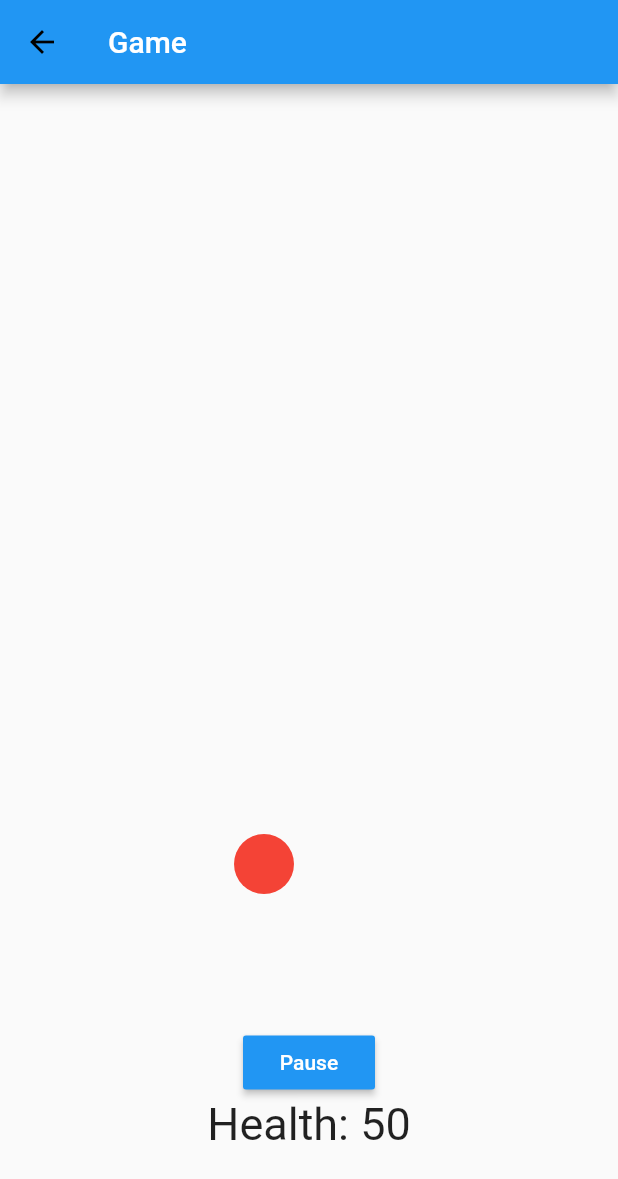
After one commit to ucll-mobile-2021/project-coronaapp, a Flutter app: the GameTab screen opened directly, after a tap on "Play", on a phone screen of 412 x 824 dp. The commit adds this screen. Shown: the top 1179 px of the screen. Run offline on Flutter 3.47's test engine with Material 2 defaults, Android fonts, the phone set to English and light mode, and no system bars; our stand-ins replace sensors, shared_preferences; accounts and stored records are empty; network calls fail.

Commit message:
Corona Game using Accelerometer

```diff
--- a/lib/lang/de.json
+++ b/lib/lang/de.json
@@ -59,6 +59,9 @@
   "change_notif": "Benachrichtigungen ändern",
   "want_change": "Willst du etwas ändern?",
   "about": "Über die App",
+  "game": "Spiel",
+  "game_info":  "Corona Spiel",
+
 
   "hi": "Hallo!",
   "hello": "Hallo Erdling!",
--- a/lib/lang/en.json
+++ b/lib/lang/en.json
@@ -59,6 +59,9 @@
   "change_notif": "Change notifications",
   "want_change": "Want to change something?",
   "about": "About the app",
+  "game": "Game",
+  "game_info":  "Corona Game",
+
 
   "hi": "Hi there!",
   "hello": "Hello fellow earthling!",
--- a/lib/lang/fr.json
+++ b/lib/lang/fr.json
@@ -59,6 +59,9 @@
   "change_notif": "Modifier les notifications",
   "want_change": "Envie de changer quelque chose?",
   "about": "À propos de l'appli",
+  "game": "Jeu",
+  "game_info":  "Jeu Corona",
+
 
   "hi": "Salut toi!",
   "hello": "Bonjour camarade terrien!",
--- a/lib/lang/nl.json
+++ b/lib/lang/nl.json
@@ -59,6 +59,9 @@
   "change_notif": "Wijzig meldingen",
   "want_change": "Iets veranderen?",
   "about": "Over de app",
+  "game": "Spel",
+  "game_info":  "Corona Spel",
+
 
   "hi": "Hallo daar!",
   "hello": "Hallo mede-aardbewoner!",
--- a/lib/screens/more.dart
+++ b/lib/screens/more.dart
@@ -1,5 +1,6 @@
 import 'package:coronapp/localization/translation.dart';
 import 'package:coronapp/screens/more/faq.dart';
+import 'package:coronapp/screens/more/game.dart';
 import 'package:coronapp/screens/more/help.dart';
 import 'package:coronapp/screens/more/info.dart';
 import 'package:coronapp/screens/more/notifications.dart';
@@ -47,6 +48,12 @@ class _MoreScreenState extends State<MoreScreen> {
       "info": "about",
       "tab": InfoTab(),
     },
+    {
+      "title": "game",
+      "icon": Icons.arrow_forward_ios_rounded,
+      "info": "game_info",
+      "tab": GameTab(),
+    },
   ];
 
   @override
--- /dev/null
+++ b/lib/screens/more/game.dart
@@ -0,0 +1,34 @@
+import 'package:coronapp/widgets/mypainter.dart';
+import 'package:flutter/material.dart';
+
+class GameTab extends StatelessWidget {
+  @override
+  Widget build(BuildContext context) {
+    Size size = MediaQuery.of(context).size;
+    Sensor sensor = new Sensor(size);
+
+    return Scaffold(
+      appBar: AppBar(
+        title: Text('Game'),
+        leading: IconButton(
+          icon: Icon(Icons.arrow_back, color: Colors.black),
+          onPressed: () {
+            Navigator.of(context).pop(); // todo go back
+            sensor.stop(); // todo om spel te stoppen
+          },
+        ),
+      ),
+      body: sensor, /*SafeArea( // todo use painter somewhere
+        child: Column(
+          crossAxisAlignment: CrossAxisAlignment.start,
+            children: <Widget>[
+              CustomPaint(
+                painter: ShapePainter(10, 20, 30), // todo zo maken we shapepainter
+                child: Container(),
+              )
+          ],
+        ),
+      ),*/
+    );
+  }
+}
--- /dev/null
+++ b/lib/type/enemy.dart
@@ -0,0 +1,43 @@
+import 'dart:ui';
+import 'package:flutter/cupertino.dart';
+import 'package:flutter/rendering.dart';
+
+class Enemy {
+  double speed;
+  Rect enemyRect;// todo weg
+  Offset enemyOffset; // todo test
+  /// Om de x seconden check ik of een enemy te dicht bij de speler komt, zo ja verminder ik de health
+  /// probleem: zelfde enemy wordt meerdere keren gecheckt waardoor een enemy 10 punten health afneemt.
+  /// Hier tegen: bool checked. True als deze gecheckt is
+  bool checked = false;
+
+  Enemy(double x, double y, double tileSize) {
+    speed = tileSize * 2;
+    /*enemyRect = Rect.fromLTWH(x, y, // todo weg
+      tileSize * 0.6, //1.2,
+      tileSize * 0.6, //1.2,
+    );*/
+    enemyOffset = Offset(x, y); // todo test
+  }
+
+/*  void update(double t) {
+    if (!isDead) {
+      double stepDistance = speed * t;
+      Offset toPlayer =
+          gameController.player.playerRect.center - enemyRect.center;
+      if (stepDistance <= toPlayer.distance - gameController.tileSize * 1.25) {
+        Offset stepToPlayer =
+            Offset.fromDirection(toPlayer.direction, stepDistance);
+        enemyRect = enemyRect.shift(stepToPlayer);
+      } else {
+        attack();
+      }
+    }
+  }*/
+
+  void attack() {
+    /*if (!gameController.player.isDead) { todo get levenspunten
+      gameController.player.currentHealth -= damage;
+    }*/
+  }
+}
--- /dev/null
+++ b/lib/widgets/mypainter.dart
@@ -0,0 +1,456 @@
+import 'dart:async';
+import 'dart:math';
+import 'dart:ui';
+import 'package:coronapp/type/enemy.dart';
+import 'package:flutter/cupertino.dart';
+import 'package:flutter/material.dart';
+import 'package:sensors/sensors.dart';
+
+class Sensor extends StatefulWidget {
+  final Size screenSize;
+
+  Sensor(this.screenSize);
+
+  void stop() {
+    createState().stop();
+  }
+
+  @override
+  _SensorState createState() => _SensorState(screenSize);
+}
+
+class _SensorState extends State<Sensor> {
+  Color color = Colors.red;  // color of the circle
+  AccelerometerEvent event; // event returned from accelerometer stream
+  // hold a reference to these, so that they can be disposed
+  Timer timer; // todo geen timer nodig?!
+  StreamSubscription accel;
+  double left;
+  double width, height; // variables for screen size
+  bool playing = false; // playing
+  Canvas canvas; // todo gekregen van draw polygon, class shapepainter
+
+  //Random rand;
+  Size screenSize;
+  double tileSize;
+  List<Enemy> enemies = List<Enemy>(); // todo how
+  State state;
+  PictureRecorder recorder;
+  int health = 50; //todo health
+  bool dead = false;
+
+  _SensorState(this.screenSize) {
+    initVars();
+    print("_sensorState"); //todo test
+    while (enemies.length < 50) { // todo 50 enemies
+      spawnEnemy();
+    }
+    print("50 enemies spawn"); //todo
+  }
+
+  void stop() {
+    pauseTimer();
+    health = 50; /// health terug max
+    dead = false;
+  }
+
+/*  setColor(AccelerometerEvent event) {
+    // Calculate Left
+    double x = ((event.x * 12) + ((width - 100) / 2));
+    // Calculate Top
+    double y = event.y * 12 + 125;
+
+    // find the difference from the target position
+    var xDiff = x.abs() - ((width - 100) / 2);
+    var yDiff = y.abs() - 125;
+
+    // check if the circle is centered, currently allowing a buffer of 3 to make centering easier
+    if (xDiff.abs() < 3 && yDiff.abs() < 3) setState(() {
+        color = Colors.greenAccent;
+        count += 1;
+      });
+    else {
+      // set the color and restart count
+      setState(() {
+        color = Colors.red;
+        count = 0;
+      });
+    }
+  }*/
+
+  setPosition(AccelerometerEvent event) {
+    if (event == null) return;
+
+    setState(() {
+      left = ((event.x * 12) + ((width - 100) / 2));
+    });
+
+    // When y = 0 it should have a top position matching the target, which we set at 125
+    /* setState(() { // todo dit gebruiken om enemies te laten bewegen
+      top = event.y * 12 + 125;
+    });*/
+  }
+
+  startTimer() {
+    playing = true;
+    // if the accelerometer subscription hasn't been created, go ahead and create it
+    if (accel == null) {
+      accel = accelerometerEvents.listen((AccelerometerEvent eve) {
+        setState(() {
+          event = eve;
+        });
+      });
+    }
+    else accel.resume();
+
+    // Accelerometer events come faster than we need them so a timer is used to only process them every 200 milliseconds
+    if (timer == null || !timer.isActive) {
+      timer = Timer.periodic(Duration(milliseconds: 200), (_) {
+        // todo check event not null
+        if (event == null) event = AccelerometerEvent(0, 0, 0); //todo test // zelf event implementeren om error te voorkomen
+        // process the current event
+        //setColor(event);
+        setPosition(event);
+        /*if (count == 5) { // todo om de seconde spawnen
+          spawnEnemy();
+          count = 0;
+        }
+        else count++;*/
+        // dood
+        if (health <= 0) {
+          stop();
+          print("stopped");
+          dead = true;
+        }
+        // enemy laten bewegen
+        if (enemies.length != 0) {
+          for (int i = 0; i < enemies.length; i++) {
+            Offset enemyOffset = enemies[i].enemyOffset;
+            if (enemyOffset.dy >= 565) {
+              enemies[i].enemyOffset = Offset(enemyX(), enemyY()); /// wnr beneden, blokken weer boven
+              enemies[i].checked = false; /// enemy not checked
+            }
+            else enemies[i].enemyOffset = Offset(enemyOffset.dx, enemyOffset.dy + 15); /// naar beneden
+            if (touches(enemyOffset.dx, enemyOffset.dy) && !enemies[i].checked) {
+              health--; /// bij het aanraken gaat de health naar beneden
+              enemies[i].checked = true; /// enemy checked
+            }
+          }
+        }
+      });
+    }
+  }
+
+  pauseTimer() {
+    // stop the timer and pause the accelerometer stream
+    if (timer != null) timer.cancel();
+    if (accel != null) accel.pause();
+    playing = false;
+  }
+
+  @override
+  void dispose() { // todo used?
+    timer?.cancel();
+    accel?.cancel();
+    super.dispose();
+  }
+
+  @override
+  Widget build(BuildContext context) {
+    // get the width and height of the screen
+    width = MediaQuery.of(context).size.width;
+    height = MediaQuery.of(context).size.height;
+
+    return Scaffold(
+      body: Column(
+        children: [
+          Stack(
+            children: [
+              dead? Text("You died", style: TextStyle(fontSize: 50, color: Colors.white, backgroundColor: Theme.of(context).primaryColor), textAlign: TextAlign.center, textWidthBasis: TextWidthBasis.longestLine,) : Text(''), /// show text when dead
+              // This empty container is given a width and height to set the size of the stack
+              Container(
+                height: height * 2.2/3,
+                width: width,
+              ),
+              // This is the colored circle that will be moved by the accelerometer
+              // the top and left are variables that will be set
+              Positioned(
+                top: 500,
+                left: left ?? (width - 100) / 2,
+                // the container has a color and is wrapped in a ClipOval to make it round
+                child: ClipOval(
+                  child: Container(
+                    width: 40,
+                    height: 40,
+                    color: color,
+                  ),
+                ),
+              ),
+              /// enemies
+              EnemyOval(0, enemies, Colors.red),
+              EnemyOval(1, enemies, Colors.green),
+              EnemyOval(2, enemies, Colors.yellow),
+              EnemyOval(3, enemies, Colors.orange),
+              EnemyOval(4, enemies, Colors.blue),
+              EnemyOval(5, enemies, Colors.purple),
+              EnemyOval(7, enemies, Colors.green),
+              EnemyOval(8, enemies, Colors.orange),
+              EnemyOval(9, enemies, Colors.yellow),
+              EnemyOval(10, enemies, Colors.red),
+              EnemyOval(11, enemies, Colors.purple),
+              EnemyOval(12, enemies, Colors.blue),
+              EnemyOval(13, enemies, Colors.green),
+              EnemyOval(14, enemies, Colors.yellow),
+              EnemyOval(15, enemies, Colors.orange),
+              EnemyOval(16, enemies, Colors.red),
+              EnemyOval(17, enemies, Colors.blue),
+              EnemyOval(18, enemies, Colors.purple),
+              EnemyOval(19, enemies, Colors.green),
+              EnemyOval(20, enemies, Colors.yellow),
+              EnemyOval(21, enemies, Colors.orange),
+              EnemyOval(22, enemies, Colors.blue),
+              EnemyOval(23, enemies, Colors.red),
+              EnemyOval(24, enemies, Colors.yellow),
+              EnemyOval(25, enemies, Colors.green),
+              EnemyOval(26, enemies, Colors.purple),
+              EnemyOval(27, enemies, Colors.blue),
+              EnemyOval(28, enemies, Colors.red),
+              EnemyOval(29, enemies, Colors.yellow),
+              EnemyOval(30, enemies, Colors.orange),
+              EnemyOval(31, enemies, Colors.orange),
+              EnemyOval(32, enemies, Colors.purple),
+              EnemyOval(33, enemies, Colors.blue),
+              EnemyOval(34, enemies, Colors.orange),
+              EnemyOval(35, enemies, Colors.red),
+              EnemyOval(36, enemies, Colors.green),
+              EnemyOval(37, enemies, Colors.yellow),
+              EnemyOval(38, enemies, Colors.orange),
+              EnemyOval(39, enemies, Colors.blue),
+              EnemyOval(40, enemies, Colors.purple),
+              EnemyOval(41, enemies, Colors.orange),
+              EnemyOval(42, enemies, Colors.yellow),
+              EnemyOval(43, enemies, Colors.red),
+              EnemyOval(44, enemies, Colors.green),
+              EnemyOval(45, enemies, Colors.orange),
+              EnemyOval(46, enemies, Colors.purple),
+              EnemyOval(47, enemies, Colors.blue),
+              EnemyOval(48, enemies, Colors.red),
+              EnemyOval(49, enemies, Colors.green),
+            ],
+          ),
+          Padding(
+            padding: EdgeInsets.symmetric(horizontal: 16.0, vertical: 8.0,),
+            child: Column( children: <Widget>[
+              Text(playing ? '' : 'Tilt your phone to avoid the dots'),
+              RaisedButton(
+                onPressed: () {
+                  playing? pauseTimer() : startTimer();
+                  if (dead) dead = false; /// reset game when dead and play again
+                },
+                child: Column(
+                    children: <Widget>[
+                      Text(playing ? 'Pause' : 'Play'),
+                    ]
+                ),
+                color: Theme.of(context).primaryColor,
+                textColor: Colors.white,
+              ),
+              Text("Health: " + health.toString(), style: TextStyle(fontSize: 30,),),
+            ],
+            ),
+          ),
+        ],
+      ),
+    );
+  }
+
+  //////////////////////////////////// enemy, ..
+  // init variables
+
+
+  void initVars() async {
+    //screenSize = await Flame.util.initialDimensions();
+    tileSize = screenSize.width / 10;
+    canvas = new Canvas(new PictureRecorder());// todo difference 'new X()', 'X()' ??
+    //todo test:
+
+    Paint paint = Paint()..color = color;
+    canvas.drawCircle(Offset(150, 150), 50, paint); // todo testtttttttttt
+  }
+
+  double enemyY() {
+    /// x tss 0 en screensize.width - 40
+    //double x = double.parse((Random().nextInt(screenSize.width.ceil() - 40)).toString());
+    //double y = 10 - double.parse(Random().nextInt(screenSize.width.ceil() + 50).toString());
+    Random rand = Random();
+    double y;
+    switch (rand.nextInt(12)) { // todo use this om regelmatige x, dat ze allemaal over de hele breedte vallen
+      case 0:
+      // Top
+      //  x = 0; // todo x altijd op scherm (tussen linker en rechter limiet)
+        y = -29; // tileSize / 2.5;
+        break;
+      case 1:
+      // Right
+      //x = screenSize.width + tileSize * 2.5;
+        y = -78; // rand.nextDouble() / screenSize.height;
+        break;
+      case 2:
+      // Bottom
+      //x = rand.nextDouble() * screenSize.width;
+        y = -121; // screenSize.height + tileSize / 2.5;
+        break;
+      case 3:
+      // Left
+      //x = -tileSize * 2.5;
+        y = -209; // rand.nextDouble() / screenSize.height;
+        break;
+      case 4:
+      //x = rand.nextDouble() * screenSize.width;
+        y = -287; // rand.nextDouble() / screenSize.height + 10;
+        break;
+      case 5:
+      //x = rand.nextDouble() * (screenSize.width - 40);
+        y = -314; // rand.nextDouble() / screenSize.height + 50;
+        break;
+      case 6:
+      //x = rand.nextDouble() * (screenSize.width - 40);
+        y = -339; // rand.nextDouble() / screenSize.height + 50;
+        break;
+      case 7:
+      //x = rand.nextDouble() * (screenSize.width - 40);
+        y = -397; // rand.nextDouble() / screenSize.height + 50;
+        break;
+      case 8:
+      //x = rand.nextDouble() * (screenSize.width - 40);
+        y = -442; // rand.nextDouble() / screenSize.height + 50;
+        break;
+      case 9:
+      //x = rand.nextDouble() * (screenSize.width - 40);
+        y = -509; // rand.nextDouble() / screenSize.height + 50;
+        break;
+      case 10:
+      //x = rand.nextDouble() * (screenSize.width - 40);
+        y = -480; // rand.nextDouble() / screenSize.height + 50;
+        break;
+      case 11:
+      //x = rand.nextDouble() * (screenSize.width - 40);
+        y = -401; // rand.nextDouble() / screenSize.height + 50;
+        break;
+    }
+    return y;
+  }
+
+  double enemyX() {
+    Random rand = Random();
+    double x;
+    switch (rand.nextInt(12)) {  // todo use this om regelmatige x, dat ze allemaal over de hele breedte vallen
+      case 0:
+      // Top
+        x = 0; // todo x altijd op scherm (tussen linker en rechter limiet)
+        //  y = -20; // tileSize / 2.5;
+        break;
+      case 1:
+      // Right
+        x = screenSize.width + tileSize * 2.5;
+        //y = -50; // rand.nextDouble() / screenSize.height;
+        break;
+      case 2:
+      // Bottom
+        x = rand.nextDouble() * screenSize.width;
+        //y = -100; // screenSize.height + tileSize / 2.5;
+        break;
+      case 3:
+      // Left
+        x = -tileSize * 2.5;
+        //y = - 200; // rand.nextDouble() / screenSize.height;
+        break;
+      case 4:
+        x = rand.nextDouble() * screenSize.width;
+        //y = -150; // rand.nextDouble() / screenSize.height + 10;
+        break;
+      case 5:
+        x = rand.nextDouble() * (screenSize.width - 40);
+        //y = -300; // rand.nextDouble() / screenSize.height + 50;
+        break;
+      case 6:
+        x = rand.nextDouble() * (screenSize.width - 60);
+        //y = -300; // rand.nextDouble() / screenSize.height + 50;
+        break;
+      case 7:
+        x = rand.nextDouble() * (screenSize.width - 50);
+        //y = -300; // rand.nextDouble() / screenSize.height + 50;
+        break;
+      case 8:
+        x = rand.nextDouble() * (screenSize.width - 5);
+        //y = -300; // rand.nextDouble() / screenSize.height + 50;
+        break;
+      case 9:
+        x = rand.nextDouble() * (screenSize.width - 10);
+        //y = -300; // rand.nextDouble() / screenSize.height + 50;
+        break;
+      case 10:
+        x = rand.nextDouble() * (screenSize.width - 20);
+        //y = -300; // rand.nextDouble() / screenSize.height + 50;
+        break;
+      case 11:
+        x = rand.nextDouble() * (screenSize.width - 30);
+        //y = -300; // rand.nextDouble() / screenSize.height + 50;
+        break;
+    }
+    return x;
+  }
+
+  void spawnEnemy() {
+    enemies.add(Enemy(enemyX(), enemyY(), tileSize));
+  }
+
+  bool touches(double x, double y) { // true if enemy touches player
+    // player x, y: top: 500, left: left ?? (width - 100) / 2,
+    // diameter player: 40, middelpunt: (left??(width-100)/2) + 20 && top + 20 (=520)
+    // diameter enemy: 20, middelpunt: offset + 10
+    double horizontalDistance = (((left??(width-100)/2) + 20) - (x + 10)).abs(); // (middelpunt player) - (middelpunt enemy) abs
+    double verticalDistance = (520 - (y + 10)).abs(); // (middelpunt player) - (middelpunt enemy) abs
+    return (horizontalDistance <= 32 && verticalDistance <= 32); /// touch when max 2 px? apart
+  }
+
+/*  void render() { // canvas background
+    Rect background = Rect.fromLTWH(0, 0, screenSize.width, screenSize.height);
+    Paint backgroundPaint = Paint()..color = Color(0xFFFAFAFA);
+    canvas.drawRect(background, backgroundPaint);
+
+    if (!playing) {
+      startText.render(canvas);  //todo
+      highscoreText.render(canvas);
+    }
+    else {
+      enemies.forEach((Enemy enemy) => enemy.render(canvas));
+      scoreText.render(canvas);
+      healthBar.render(canvas);
+    }
+  }*/
+}
+
+class EnemyOval extends StatelessWidget {
+  final int index;
+  final List<Enemy> enemies;
+  final color;
+
+  EnemyOval(this.index, this.enemies, this.color);
+
+  @override
+  Widget build(BuildContext context) {
+    return Positioned(
+      top: enemies[index].enemyOffset.dy,
+      left: enemies[index].enemyOffset.dx,
+      // the container has a color and is wrapped in a ClipOval to make it round
+      child: ClipOval(
+        child: Container(
+          width: 20,
+          height: 20,
+          color: color,
+        ),
+      ),
+    );
+  }
+}
--- a/pubspec.yaml
+++ b/pubspec.yaml
@@ -26,6 +26,8 @@ dependencies:
   http: ^0.12.2
   html: ^0.14.0+3
   url_launcher: ^5.4.2
+  sensors: ^0.4.0+1
+  flame: ^0.27.0
 
 
   # The following adds the Cupertino Icons font to your application.
```
Also changed, not shown: pubspec.lock.
